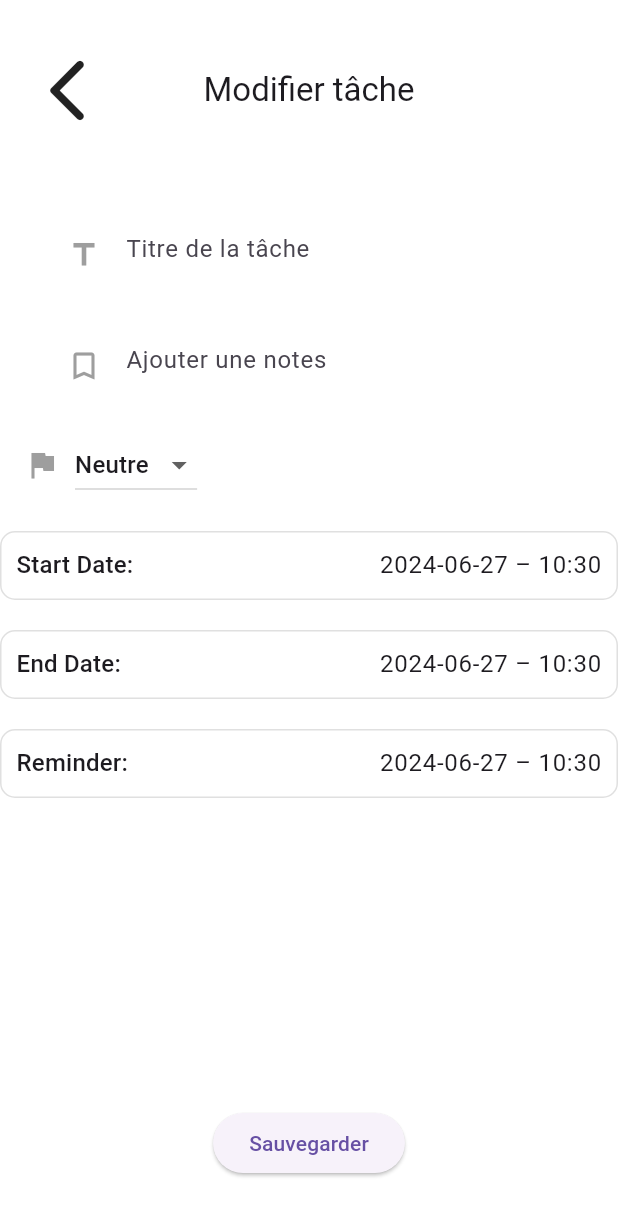
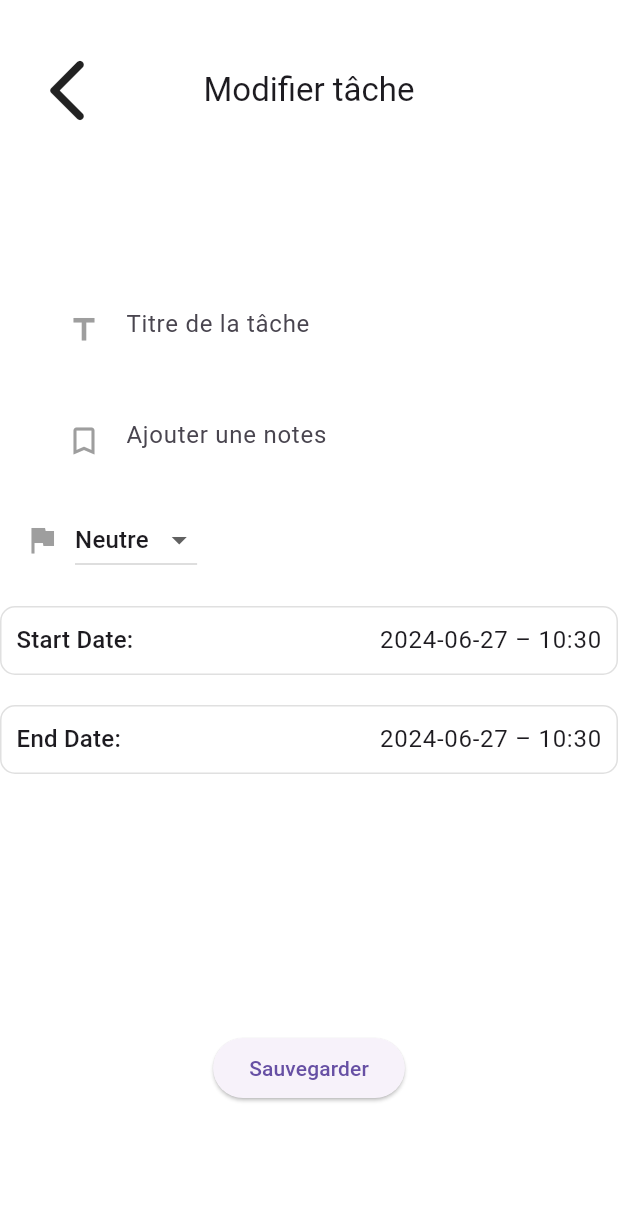
Before and after one commit to PavelDelhomme/flutter_todo, a Flutter app: the TaskDetailView screen opened directly with empty values, after a tap on the "edit" icon, on a phone screen of 412 x 824 dp. Shown: the top 1216 px of the screen. Run offline on Flutter 3.47's test engine with Material 3 defaults, Android fonts, the light colour scheme and no system bars; our stand-ins replace another_flushbar, cloud_firestore, firebase_auth, firebase_core, flutter_datetime_picker_bdaya, flutter_local_notifications and 4 more; accounts and stored records are empty.

Commit message:
suppression du champs de reminder lors de l'ajout d'une tâche car non nécessaire

```diff
--- a/lib/models/task.dart
+++ b/lib/models/task.dart
@@ -28,9 +28,6 @@ class Task extends HiveObject {
   String priorityLevel;
 
   @HiveField(7)
-  DateTime? reminder;  // Make reminder nullable
-
-  @HiveField(8)
   String userId;
 
   Task({
@@ -41,9 +38,8 @@ class Task extends HiveObject {
     required this.startDate,
     required this.endDate,
     this.priorityLevel = 'Neutre',
-    this.reminder,
     required this.userId,
-  })  : id = id ?? const Uuid().v4();
+  }) : id = id ?? const Uuid().v4();
 
   static Task create({
     required String title,
@@ -51,7 +47,6 @@ class Task extends HiveObject {
     required DateTime startDate,
     required DateTime endDate,
     String priorityLevel = 'Neutre',
-    DateTime? reminder,
     required String userId,
   }) {
     return Task(
@@ -60,7 +55,6 @@ class Task extends HiveObject {
       startDate: startDate,
       endDate: endDate,
       priorityLevel: priorityLevel,
-      reminder: reminder ?? endDate.subtract(Duration(minutes: 30)),  // Default reminder to 30 minutes before end date
       userId: userId,
     );
   }
@@ -82,7 +76,6 @@ class Task extends HiveObject {
       'startDate': startDate,
       'endDate': endDate,
       'priorityLevel': priorityLevel,
-      'reminder': reminder,
       'userId': userId,
     };
   }
@@ -96,7 +89,6 @@ class Task extends HiveObject {
       startDate: (map['startDate'] as Timestamp).toDate(),
       endDate: (map['endDate'] as Timestamp).toDate(),
       priorityLevel: map['priorityLevel'],
-      reminder: map['reminder'] != null ? (map['reminder'] as Timestamp).toDate() : null,
       userId: map['userId'],
     );
   }
--- a/lib/views/tasks/forms/task_form.dart
+++ b/lib/views/tasks/forms/task_form.dart
@@ -3,7 +3,6 @@ import 'package:intl/intl.dart';
 import 'package:flutter_datetime_picker_bdaya/flutter_datetime_picker_bdaya.dart';
 import 'tf_datepicker.dart';
 import 'tf_subtitle.dart';
-import 'tf_time_picker.dart';
 import 'tf_title.dart';
 import 'tf_priority.dart';
 
@@ -13,10 +12,8 @@ class TaskForm extends StatefulWidget {
   final DateTime? initialStartDate;
   final DateTime? initialEndDate;
   final String initialPriorityLevel;
-  final DateTime? initialReminder;
   final Function(DateTime) onStartDateSelected;
   final Function(DateTime) onEndDateSelected;
-  final Function(DateTime) onReminderSelected;
   final Function(String?) onPrioritySelected;
 
   const TaskForm({
@@ -26,10 +23,8 @@ class TaskForm extends StatefulWidget {
     this.initialStartDate,
     this.initialEndDate,
     this.initialPriorityLevel = 'Neutre',
-    this.initialReminder,
     required this.onStartDateSelected,
     required this.onEndDateSelected,
-    required this.onReminderSelected,
     required this.onPrioritySelected,
   }) : super(key: key);
 
@@ -40,7 +35,6 @@ class TaskForm extends StatefulWidget {
 class _TaskFormState extends State<TaskForm> {
   DateTime? startDate;
   DateTime? endDate;
-  DateTime? reminder;
   late String priorityLevel;
 
   @override
@@ -48,7 +42,6 @@ class _TaskFormState extends State<TaskForm> {
     super.initState();
     startDate = widget.initialStartDate ?? DateTime.now();
     endDate = widget.initialEndDate ?? DateTime.now().add(const Duration(hours: 1));
-    reminder = widget.initialReminder ?? endDate?.subtract(Duration(minutes: 30));
     priorityLevel = widget.initialPriorityLevel;
   }
 
@@ -62,7 +55,7 @@ class _TaskFormState extends State<TaskForm> {
 
     return SizedBox(
       width: double.infinity,
-      height: 600,
+      height: 500, // Adjust the height accordingly
       child: Column(
         crossAxisAlignment: CrossAxisAlignment.start,
         children: [
@@ -124,10 +117,8 @@ class _TaskFormState extends State<TaskForm> {
                 onConfirm: (selectedDate) {
                   setState(() {
                     endDate = selectedDate;
-                    reminder = selectedDate.subtract(Duration(minutes: 30)); // Set default reminder
                   });
                   widget.onEndDateSelected(selectedDate);
-                  widget.onReminderSelected(reminder!);
                 },
                 currentTime: endDate,
                 locale: LocaleType.en,
@@ -150,39 +141,6 @@ class _TaskFormState extends State<TaskForm> {
               ),
             ),
           ),
-          GestureDetector(
-            onTap: () {
-              DatePickerBdaya.showDateTimePicker(
-                context,
-                showTitleActions: true,
-                minTime: DateTime.now(),
-                onChanged: (_) {},
-                onConfirm: (selectedReminder) {
-                  setState(() {
-                    reminder = selectedReminder;
-                  });
-                  widget.onReminderSelected(selectedReminder);
-                },
-                currentTime: reminder,
-              );
-            },
-            child: Container(
-              margin: const EdgeInsets.symmetric(vertical: 10),
-              padding: const EdgeInsets.all(10),
-              decoration: BoxDecoration(
-                color: Colors.white,
-                border: Border.all(color: Colors.grey.shade300, width: 1),
-                borderRadius: BorderRadius.circular(10),
-              ),
-              child: Row(
-                children: [
-                  Text('Reminder: ', style: textTheme.titleMedium),
-                  Expanded(child: Container()),
-                  Text(formatDateTime(reminder), style: textTheme.bodyLarge),
-                ],
-              ),
-            ),
-          ),
         ],
       ),
     );
--- a/lib/views/tasks/task_view.dart
+++ b/lib/views/tasks/task_view.dart
@@ -1,6 +1,5 @@
 import 'package:flutter/material.dart';
 import 'package:firebase_auth/firebase_auth.dart';
-import 'package:hive/hive.dart';
 import 'package:todo_firebase/views/tasks/components/task_app_bar.dart';
 import 'package:todo_firebase/models/task.dart';
 import '../../services/notification_service.dart';
@@ -26,7 +25,6 @@ class TaskView extends StatefulWidget {
 class _TaskViewState extends State<TaskView> {
   DateTime? startDate;
   DateTime? endDate;
-  DateTime? reminder;
   String priorityLevel = 'Neutre';
 
   @override
@@ -35,7 +33,6 @@ class _TaskViewState extends State<TaskView> {
     startDate = widget.task?.startDate ?? DateTime.now();
     endDate = widget.task?.endDate ?? DateTime.now().add(const Duration(hours: 1));
     priorityLevel = widget.task?.priorityLevel ?? 'Neutre';
-    reminder = widget.task?.reminder ?? endDate?.subtract(const Duration(minutes: 30));
     if (widget.task != null) {
       widget.taskControllerForTitle.text = widget.task!.title;
       widget.taskControllerForSubtitle.text = widget.task!.subtitle;
@@ -51,13 +48,6 @@ class _TaskViewState extends State<TaskView> {
   void _onEndDateSelected(DateTime selectedDate) {
     setState(() {
       endDate = selectedDate;
-      reminder = selectedDate.subtract(const Duration(minutes: 30));
-    });
-  }
-
-  void _onReminderSelected(DateTime selectedReminder) {
-    setState(() {
-      reminder = selectedReminder;
     });
   }
 
@@ -77,7 +67,6 @@ class _TaskViewState extends State<TaskView> {
           widget.task?.startDate = startDate ?? widget.task!.startDate;
           widget.task?.endDate = endDate ?? widget.task!.endDate;
           widget.task?.priorityLevel = priorityLevel;
-          widget.task?.reminder = reminder;
           widget.task?.userId = FirebaseAuth.instance.currentUser!.uid;
           await taskService.updateTask(widget.task!);
           if (mounted) {
@@ -92,26 +81,14 @@ class _TaskViewState extends State<TaskView> {
             startDate: startDate ?? DateTime.now(),
             endDate: endDate ?? DateTime.now().add(const Duration(hours: 1)),
             priorityLevel: priorityLevel,
-            reminder: reminder,
             userId: FirebaseAuth.instance.currentUser!.uid,
           );
           await taskService.addTask(task);
-          print("Task ajoutée avec succes");
-          print("Tache ${widget.task}");
           if (mounted) {
             ScaffoldMessenger.of(context).showSnackBar(
               const SnackBar(content: Text('Tâche ajoutée avec succès.')),
             );
           }
-        }
-
-        if (reminder != null) {
-          await notificationService.scheduleNotification(
-            id: widget.task?.id.hashCode ?? DateTime.now().hashCode,
-            title: widget.taskControllerForTitle.text,
-            body: 'Rappel pour ${widget.taskControllerForTitle.text}',
-            scheduledDate: reminder!,
-          );
         }
 
         if (mounted) {
@@ -143,7 +120,6 @@ class _TaskViewState extends State<TaskView> {
     );
   }
 
-  /// Supprime une tâche
   dynamic deleteTask() {
     widget.task?.delete();
     Navigator.of(context).pop();
@@ -171,10 +147,8 @@ class _TaskViewState extends State<TaskView> {
                     initialStartDate: startDate,
                     initialEndDate: endDate,
                     initialPriorityLevel: priorityLevel,
-                    initialReminder: reminder,
                     onStartDateSelected: _onStartDateSelected,
                     onEndDateSelected: _onEndDateSelected,
-                    onReminderSelected: _onReminderSelected,
                     onPrioritySelected: _onPrioritySelected,
                   ),
                   ElevatedButton(
--- a/lib/views/tasks/widgets/task_detail_view.dart
+++ b/lib/views/tasks/widgets/task_detail_view.dart
@@ -89,18 +89,6 @@ class _TaskDetailViewState extends State<TaskDetailView> {
                       ),
                     ],
                   ),
-                  const SizedBox(height: 8),
-                  if (task.reminder != null)
-                    Row(
-                      children: [
-                        const Icon(Icons.alarm, size: 20),
-                        const SizedBox(width: 8),
-                        Text(
-                          'Rappel : ${formatDateTime(task.reminder)}',
-                          style: const TextStyle(fontSize: 16),
-                        ),
-                      ],
-                    ),
                   const SizedBox(height: 16),
                   Text(
                     task.isCompleted ? 'Status: Complète' : 'Status: Incomplète',
```
Also changed, not shown: lib/models/task.g.dart.
